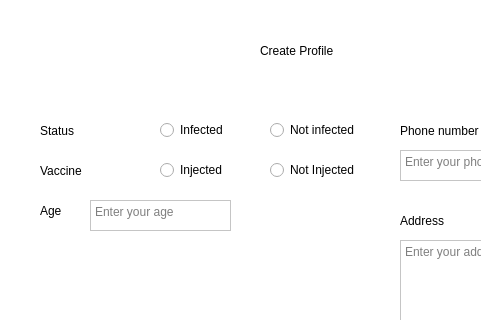
Qt form UI/create_profile.ui (titichayajojo/COJANG) before a commit; both pictures show x 0 to 481 and y 0 to 320 of the 985 by 594 pixel window.
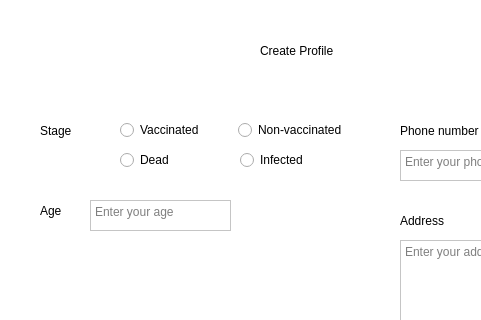
The same form after that commit. Icons and pictures are not drawn.

Commit message: [ADD] class manipulate data

```diff
--- a/UI/create_profile.ui
+++ b/UI/create_profile.ui
@@ -59,24 +59,7 @@
 </string>
     </property>
     <property name="text">
-     <string>Status</string>
-    </property>
-   </widget>
-   <widget class="QLabel" name="label_full_name_2">
-    <property name="geometry">
-     <rect>
-      <x>40</x>
-      <y>150</y>
-      <width>91</width>
-      <height>41</height>
-     </rect>
-    </property>
-    <property name="styleSheet">
-     <string notr="true">font: 700 13pt &quot;Microsoft JhengHei UI&quot;;
-</string>
-    </property>
-    <property name="text">
-     <string>Vaccine</string>
+     <string>Stage</string>
     </property>
    </widget>
    <widget class="QLabel" name="label_full_name_3">
@@ -147,49 +130,17 @@
      <string>Age</string>
     </property>
    </widget>
-   <widget class="QRadioButton" name="radioButton_infected">
+   <widget class="QRadioButton" name="radioButton_vaccinated">
     <property name="geometry">
      <rect>
-      <x>160</x>
+      <x>120</x>
       <y>120</y>
       <width>89</width>
       <height>20</height>
      </rect>
     </property>
     <property name="text">
-     <string>Infected</string>
-    </property>
-    <attribute name="buttonGroup">
-     <string notr="true">buttonGroup</string>
-    </attribute>
-   </widget>
-   <widget class="QRadioButton" name="radioButton_not_infected">
-    <property name="geometry">
-     <rect>
-      <x>270</x>
-      <y>120</y>
-      <width>89</width>
-      <height>20</height>
-     </rect>
-    </property>
-    <property name="text">
-     <string>Not infected</string>
-    </property>
-    <attribute name="buttonGroup">
-     <string notr="true">buttonGroup</string>
-    </attribute>
-   </widget>
-   <widget class="QRadioButton" name="radioButton_infected_2">
-    <property name="geometry">
-     <rect>
-      <x>160</x>
-      <y>160</y>
-      <width>91</width>
-      <height>20</height>
-     </rect>
-    </property>
-    <property name="text">
-     <string>Injected</string>
+     <string>Vaccinated</string>
     </property>
     <attribute name="buttonGroup">
      <string notr="true">buttonGroup_2</string>
@@ -198,14 +149,14 @@
    <widget class="QRadioButton" name="radioButton_not_injected">
     <property name="geometry">
      <rect>
-      <x>270</x>
-      <y>160</y>
-      <width>91</width>
+      <x>238</x>
+      <y>120</y>
+      <width>121</width>
       <height>20</height>
      </rect>
     </property>
     <property name="text">
-     <string>Not Injected</string>
+     <string>Non-vaccinated</string>
     </property>
     <attribute name="buttonGroup">
      <string notr="true">buttonGroup_2</string>
@@ -326,6 +277,38 @@
      <pixmap>../create_virus2.png</pixmap>
     </property>
    </widget>
+   <widget class="QRadioButton" name="radioButton_dead">
+    <property name="geometry">
+     <rect>
+      <x>120</x>
+      <y>150</y>
+      <width>89</width>
+      <height>20</height>
+     </rect>
+    </property>
+    <property name="text">
+     <string>Dead</string>
+    </property>
+    <attribute name="buttonGroup">
+     <string notr="true">buttonGroup_2</string>
+    </attribute>
+   </widget>
+   <widget class="QRadioButton" name="radioButton_infected">
+    <property name="geometry">
+     <rect>
+      <x>240</x>
+      <y>150</y>
+      <width>89</width>
+      <height>20</height>
+     </rect>
+    </property>
+    <property name="text">
+     <string>Infected</string>
+    </property>
+    <attribute name="buttonGroup">
+     <string notr="true">buttonGroup_2</string>
+    </attribute>
+   </widget>
   </widget>
   <widget class="QMenuBar" name="menubar">
    <property name="geometry">
```
Left out of the diff: 3 changed lines with no effect on the pictures. The commit also changes 9 other files.
